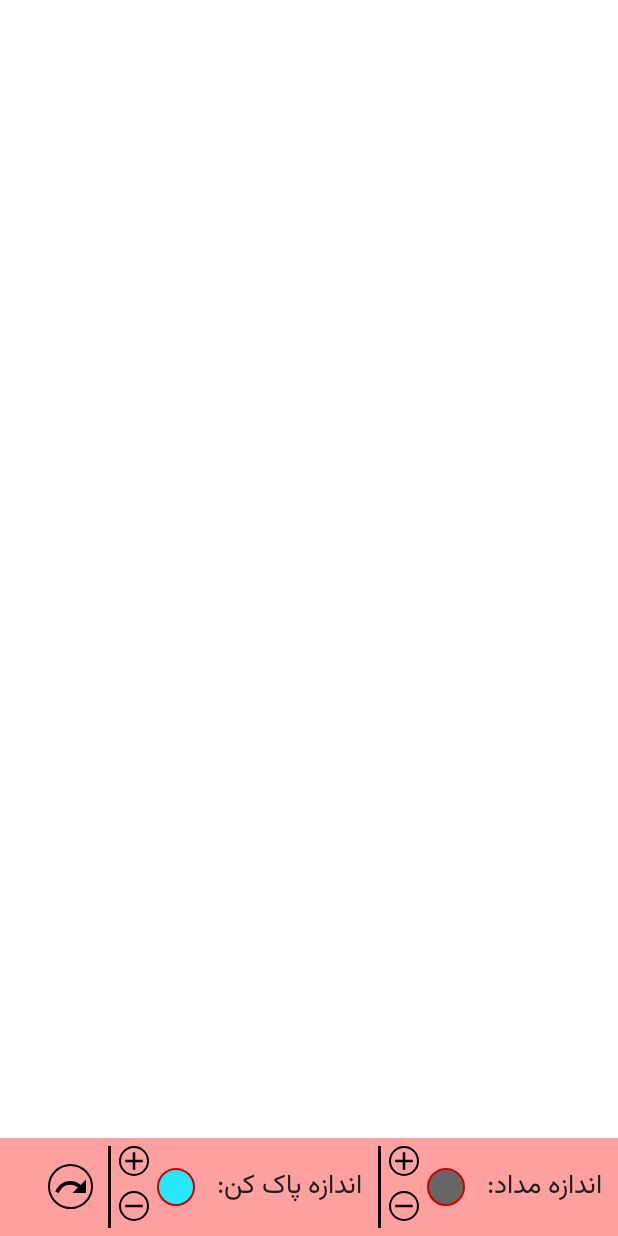
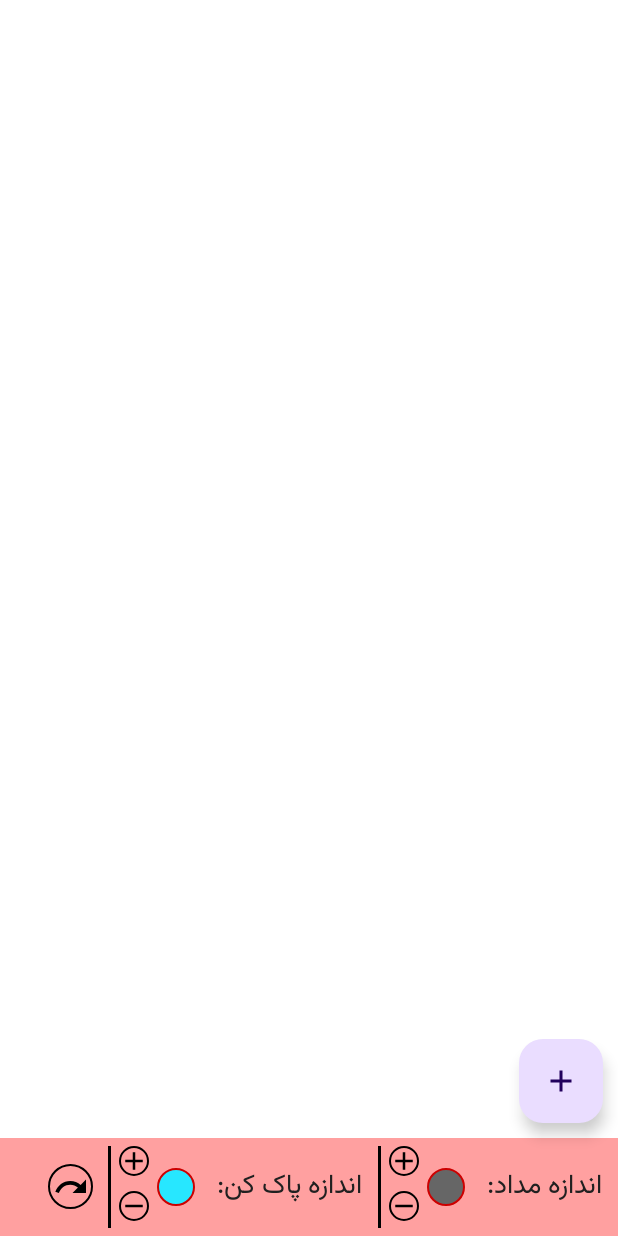
Before and after one commit to Mak7293/PaintApp, an Android app: the screen it shows after launch (MainActivity), on a phone screen of 412 x 824 dp. Run offline under Robolectric (Android 15) with nearby library versions, the phone set to English and light mode, and no system bars; our stand-ins replace Dagger/Hilt's generated code; 8 statements that could not run were skipped.

Commit message:
paint fragment bottom sheet implemented.

```diff
--- a/app/src/main/java/com/soft918/paintapp/domain/component/PaintView.java
+++ b/app/src/main/java/com/soft918/paintapp/domain/component/PaintView.java
@@ -17,7 +17,6 @@ import androidx.core.content.ContextCompat;
 import java.util.ArrayList;
 
 public class PaintView extends View {
-    Context context;
 
     public PaintView(Context context, AttributeSet attrs){
         super(context,attrs);
@@ -25,7 +24,7 @@ public class PaintView extends View {
         setUpDrawing();
 
     }
-
+    private Context context;
     private CustomPath mDrawPath;
     private Bitmap mCanvasBitmap;
     private Paint mDrawPaint;
@@ -46,6 +45,12 @@ public class PaintView extends View {
         mCanvasPaint = new Paint(Paint.DITHER_FLAG);
         mBrushSize = 20f;  //no need anymore because setSizeToBrush fun
     }
+    public void setPath(ArrayList<CustomPath> list){
+        mPath.addAll(list);
+    }
+    public ArrayList<CustomPath> getPath(){
+        return mPath;
+    }
 
     public void onClickUndo(){
         if(mPath.size() > 0){
@@ -63,8 +68,8 @@ public class PaintView extends View {
     @Override
     protected void onDraw(Canvas canvas) {
         super.onDraw(canvas);
+
         canvas.drawBitmap(mCanvasBitmap,0f,0f,mCanvasPaint);
-
         for(int path = 0; path <= mPath.size()-1 ; path++){
             mDrawPaint.setStrokeWidth(mPath.get(path).brushThickness);
             mDrawPaint.setColor(mPath.get(path).color);
@@ -88,20 +93,11 @@ public class PaintView extends View {
                 mDrawPath.color = color;
                 mDrawPath.brushThickness = mBrushSize;
                 mDrawPath.reset();
-                /*if (touchX != null) {
-                    if (touchY != null) {
-                        mDrawPath!!.moveTo(touchX,touchY);
-                    }
-                }*/
                 mDrawPath.moveTo(touchX,touchY);
                 break;
             }
             case MotionEvent.ACTION_MOVE : {
-                /*if (touchX != null) {
-                    if (touchY != null) {
-                        mDrawPath!!.lineTo(touchX,touchY)
-                    }
-                }*/
+
                 mDrawPath.lineTo(touchX,touchY);
                 break;
             }
@@ -127,7 +123,7 @@ public class PaintView extends View {
         mDrawPaint.setColor(newColor);  //  BoilerPlate code?
     }
 
-    static class CustomPath extends Path {
+    public static class CustomPath extends Path {
         int color;
         float brushThickness;
         public CustomPath(int color, float brushThickness){
--- a/app/src/main/java/com/soft918/paintapp/presentation/ui/PaintFragment.java
+++ b/app/src/main/java/com/soft918/paintapp/presentation/ui/PaintFragment.java
@@ -9,12 +9,11 @@ import androidx.core.content.ContextCompat;
 import androidx.fragment.app.Fragment;
 import androidx.lifecycle.Observer;
 import androidx.lifecycle.ViewModelProvider;
+import androidx.navigation.fragment.NavHostFragment;
 import androidx.recyclerview.widget.LinearLayoutManager;
-
 import android.view.LayoutInflater;
 import android.view.View;
 import android.view.ViewGroup;
-
 import com.soft918.paintapp.R;
 import com.soft918.paintapp.databinding.FragmentPaintBinding;
 import com.soft918.paintapp.domain.adapters.PencilAdapter;
@@ -23,12 +22,12 @@ import com.soft918.paintapp.domain.model.ColorSet;
 import com.soft918.paintapp.domain.util.PencilEraserSize;
 import com.soft918.paintapp.domain.util.PencilEraser;
 import com.soft918.paintapp.presentation.viewmodel.MainViewModel;
-
 import java.util.ArrayList;
 import java.util.List;
 import java.util.Objects;
+import dagger.hilt.android.AndroidEntryPoint;
 
-import dagger.hilt.android.AndroidEntryPoint;
+
 
 @AndroidEntryPoint
 public class PaintFragment extends Fragment {
@@ -59,6 +58,7 @@ public class PaintFragment extends Fragment {
         super.onViewCreated(view, savedInstanceState);
 
         subscribeToLiveData();
+
         binding.pencil.setOnClickListener(new View.OnClickListener() {
             @Override
             public void onClick(View v) {
@@ -113,6 +113,27 @@ public class PaintFragment extends Fragment {
                 ));
             }
         });
+        binding.fab.setOnClickListener(new View.OnClickListener(){
+            @Override
+            public void onClick(View v) {
+                showBottomSheet();
+                viewModel.pathList = binding.paintView.getPath();
+            }
+        });
+    }
+
+    @Override
+    public void onResume() {
+        super.onResume();
+        setupRecyclerView();
+        if (!viewModel.pathList.isEmpty()){
+            binding.paintView.setPath(viewModel.pathList);
+        }
+    }
+
+    private void showBottomSheet(){
+        MaterialBottomSheet modalBottomSheet = new MaterialBottomSheet(this);
+        modalBottomSheet.show(getActivity().getSupportFragmentManager(), MaterialBottomSheet.TAG);
     }
     private void subscribeToLiveData(){
         viewModel.colorList.observe(getViewLifecycleOwner(),new Observer<List<ColorSet>>(){
@@ -241,6 +262,7 @@ public class PaintFragment extends Fragment {
             @Override
             public void onClickSelect(int id) {
                 viewModel.onEvent(new Event.UpdateColorList(id));
+                selectPencilOrEraser(PencilEraser.pencil.state);
             }
         });
     }
--- a/app/src/main/java/com/soft918/paintapp/presentation/viewmodel/MainViewModel.java
+++ b/app/src/main/java/com/soft918/paintapp/presentation/viewmodel/MainViewModel.java
@@ -8,6 +8,7 @@ import androidx.lifecycle.MutableLiveData;
 import androidx.lifecycle.ViewModel;
 
 import com.soft918.paintapp.R;
+import com.soft918.paintapp.domain.component.PaintView;
 import com.soft918.paintapp.domain.event.Event;
 import com.soft918.paintapp.domain.model.ColorSet;
 import com.soft918.paintapp.domain.util.PencilEraserSize;
@@ -29,6 +30,7 @@ public class MainViewModel extends ViewModel {
     public MutableLiveData<String> selectPencilEraser = new MutableLiveData<String>(PencilEraser.pencil.state);
     public MutableLiveData<String> pencilSize = new MutableLiveData<String>(PencilEraserSize.largeSize.size);
     public MutableLiveData<String> eraserSize = new MutableLiveData<String>(PencilEraserSize.largeSize.size);
+    public ArrayList<PaintView.CustomPath> pathList = new ArrayList<>();
     @Inject
     public MainViewModel(Application application){
         this.application = application;
--- a/app/src/main/res/layout/fragment_paint.xml
+++ b/app/src/main/res/layout/fragment_paint.xml
@@ -12,24 +12,22 @@
         app:layout_constraintTop_toTopOf="parent"
         app:layout_constraintBottom_toTopOf="@id/fl_paint"
         />
-
     <FrameLayout
         android:id="@+id/fl_paint"
         android:layout_width="match_parent"
         android:layout_height="0dp"
         android:background="@color/white"
         app:layout_constraintTop_toBottomOf="@id/rv_pencil"
-        app:layout_constraintBottom_toTopOf="@id/fl_tools"
+        app:layout_constraintBottom_toTopOf="@id/ll_tools"
         app:layout_constraintStart_toStartOf="parent"
         app:layout_constraintEnd_toEndOf="parent">
         <com.soft918.paintapp.domain.component.PaintView
             android:id="@+id/paint_view"
             android:layout_width="match_parent"
             android:layout_height="match_parent"/>
-
     </FrameLayout>
     <LinearLayout
-        android:id="@+id/fl_tools"
+        android:id="@+id/ll_tools"
         android:layout_width="match_parent"
         android:layout_height="65dp"
         android:orientation="horizontal"
@@ -127,9 +125,14 @@
             android:layout_marginRight="10dp"
             android:background="@drawable/add_remove_btn_background"
             android:src="@drawable/ic_undo"/>
-
-
-
     </LinearLayout>
+    <com.google.android.material.floatingactionbutton.FloatingActionButton
+        android:id="@+id/fab"
+        android:layout_width="wrap_content"
+        android:layout_height="wrap_content"
+        app:layout_constraintBottom_toTopOf="@id/ll_tools"
+        app:layout_constraintEnd_toEndOf="parent"
+        android:layout_margin="10dp"
+        android:src="@drawable/ic_add"/>
 
 </androidx.constraintlayout.widget.ConstraintLayout>
--- a/app/src/main/res/navigation/nav_graph.xml
+++ b/app/src/main/res/navigation/nav_graph.xml
@@ -9,12 +9,23 @@
         android:id="@+id/paintFragment"
         android:name="com.soft918.paintapp.presentation.ui.PaintFragment"
         android:label="fragment_paint"
-        tools:layout="@layout/fragment_paint" />
+        tools:layout="@layout/fragment_paint" >
+        <action
+            android:id="@+id/action_paintFragment_to_drawingsDrawnFragment"
+            app:destination="@id/drawingsDrawnFragment" />
+        <action
+            android:id="@+id/action_paintFragment_to_sampleDesignFragment"
+            app:destination="@id/sampleDesignFragment" />
+    </fragment>
     <fragment
         android:id="@+id/splashScreen"
         android:name="com.soft918.paintapp.presentation.ui.SplashScreen"
         android:label="fragment_splash_screen"
-        tools:layout="@layout/fragment_splash_screen" />
+        tools:layout="@layout/fragment_splash_screen" >
+        <action
+            android:id="@+id/action_splashScreen_to_paintFragment"
+            app:destination="@id/paintFragment" />
+    </fragment>
     <fragment
         android:id="@+id/drawingsDrawnFragment"
         android:name="com.soft918.paintapp.presentation.ui.DrawingsDrawnFragment"
```
Also changed, not shown: app/src/main/java/com/soft918/paintapp/presentation/ui/DrawingsDrawnFragment.java (+18 -2 lines), app/src/main/java/com/soft918/paintapp/presentation/ui/MaterialBottomSheet.java (added, +70 -0 lines), app/src/main/java/com/soft918/paintapp/presentation/ui/SampleDesignFragment.java (+18 -0 lines), app/src/main/res/layout/bottom_sheet.xml (added, +57 -0 lines), app/src/main/res/layout/fragment_drawings_drawn.xml (+17 -6 lines), app/src/main/res/layout/fragment_sample_design.xml (+18 -6 lines).
